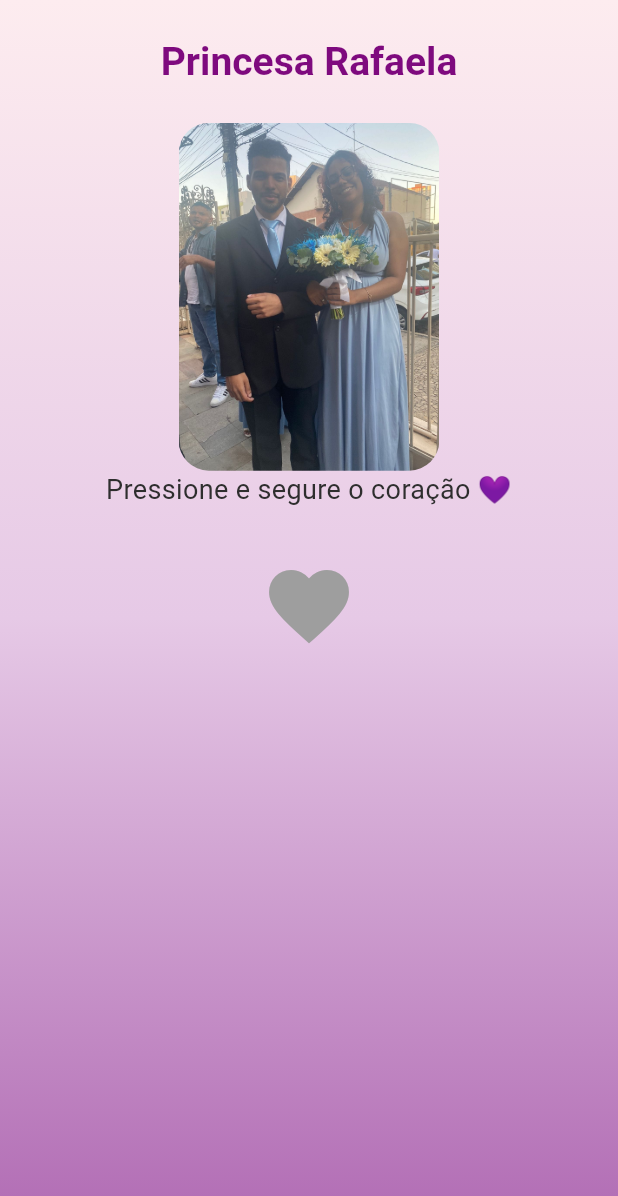
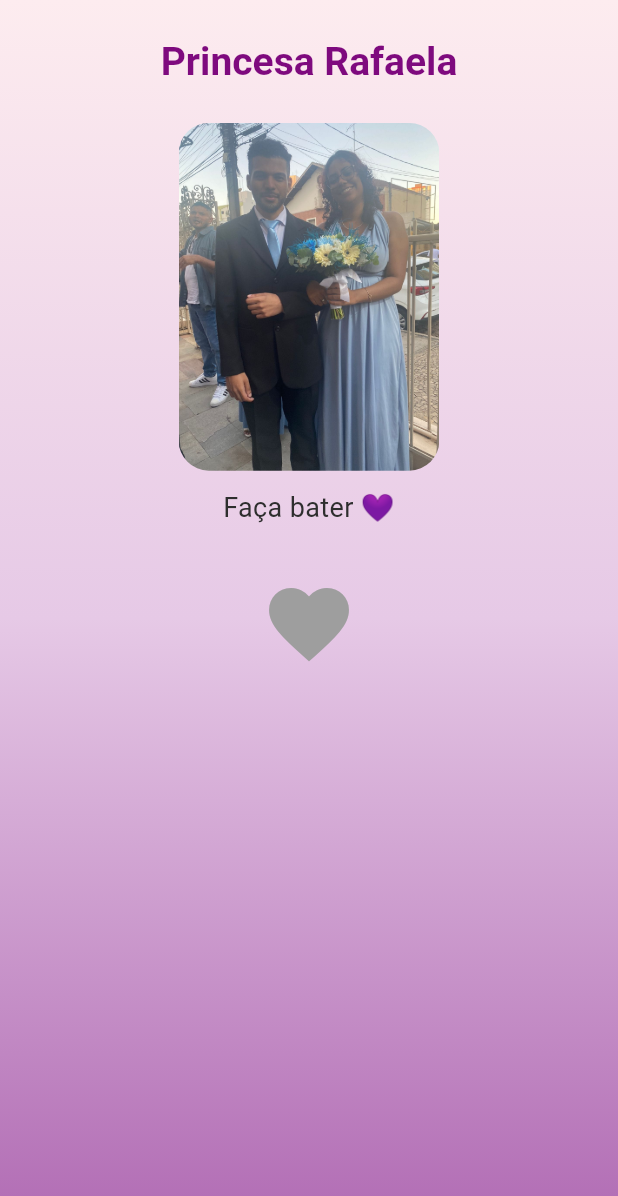
Before and after one commit to KadduLima44/Love_Contador_do_Amor, a Flutter app: the screen it shows after launch, on a phone screen of 412 x 824 dp. Shown: the top 1196 px of the screen. Run offline on Flutter 3.47's test engine with Material 3 defaults, Android fonts, the phone set to English and light mode, and no system bars; drawn by our look-alikes of carousel_slider; our stand-ins replace just_audio.

Commit message:
Atualização pagina_entrada.dart

```diff
--- a/lib/paginas/pagina_entrada.dart
+++ b/lib/paginas/pagina_entrada.dart
@@ -694,14 +694,12 @@ Widget _itemSeletor({
   }
 
   Widget _widgetInicio(){
-    return Column(
-      key: const ValueKey('inicio'),
-      children: const [
-        Text(
-          'Pressione e segure o coração 💜',
-          textAlign: TextAlign.center,
-        ),
-      ],
+    return Padding(
+      padding: const EdgeInsets.only(top: 12),
+      child: const Text(
+        'Faça bater 💜',
+        textAlign: TextAlign.center,
+      ),
     );
   }
 
```
Also changed, not shown: 3 other files.
